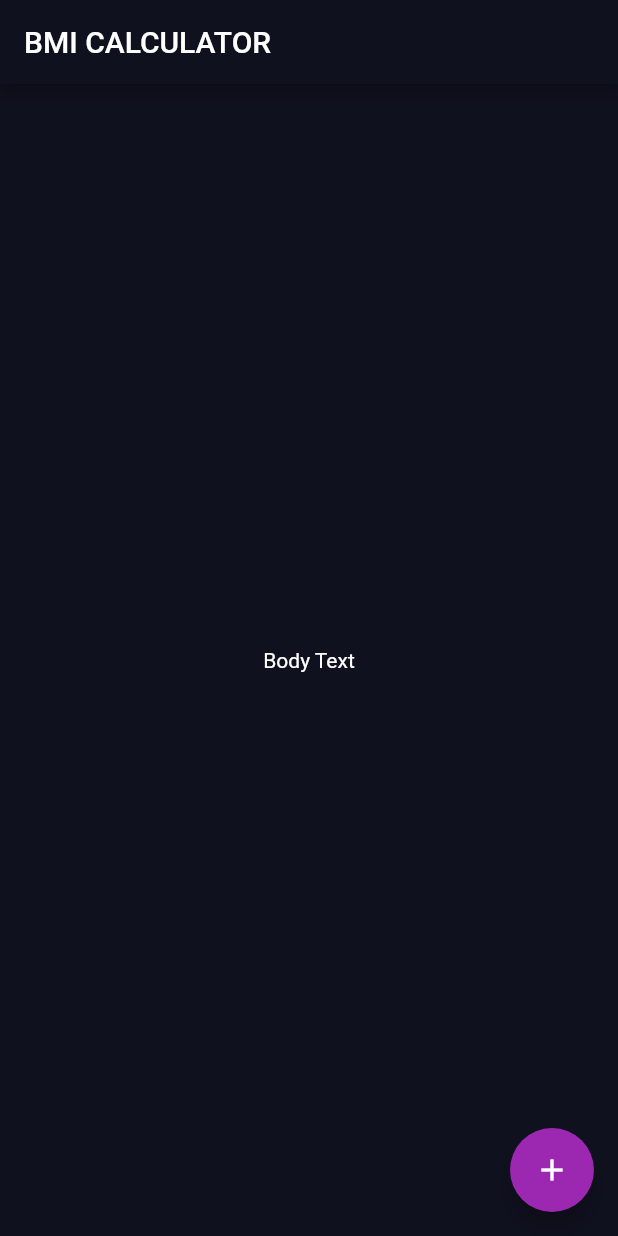
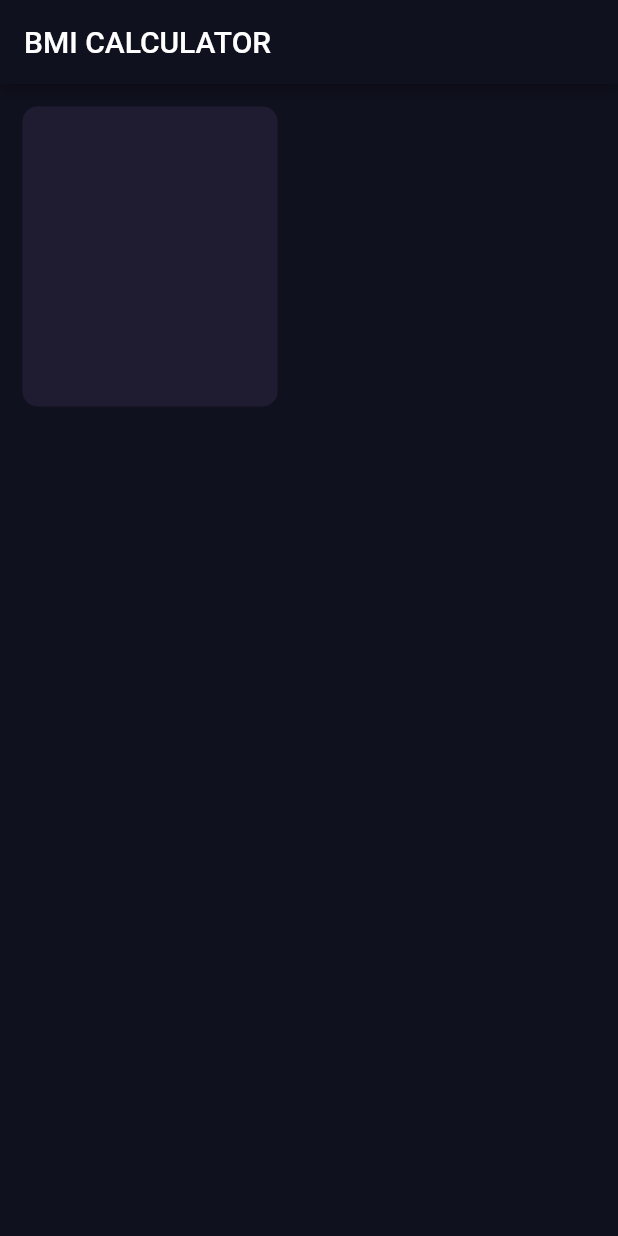
Before and after one commit to mimimimaimai55/bmi_calculator, a Flutter app: the screen it shows after launch, on a phone screen of 412 x 824 dp. Run offline on Flutter 3.47's test engine with Material 2 defaults, Android fonts, the phone set to English and light mode, and no system bars.

Commit message:
左上のボックスを作成して、色と角丸を整えた

```diff
--- /dev/null
+++ b/lib/input_page.dart
@@ -0,0 +1,27 @@
+import 'package:flutter/material.dart';
+
+class InputPage extends StatefulWidget {
+
+  @override
+  _InputPageState createState() => _InputPageState();
+}
+
+class _InputPageState extends State<InputPage> {
+  @override
+  Widget build(BuildContext context){
+    return Scaffold(
+      appBar: AppBar(
+        title: Text('BMI CALCULATOR'),
+      ),
+      body: Container(
+        margin: EdgeInsets.all(15.0),
+        decoration: BoxDecoration(
+          color: Color(0xff1F1B30),
+          borderRadius: BorderRadius.circular(10.0),
+        ),
+        height: 200.0,
+        width: 170.0,
+      ),
+    );
+  }
+}
--- a/lib/main.dart
+++ b/lib/main.dart
@@ -1,4 +1,5 @@
 import 'package:flutter/material.dart';
+import 'input_page.dart';
 
 void main() => runApp(BMICalculator());
 
@@ -14,30 +15,3 @@ class BMICalculator extends StatelessWidget {
     );
   }
 }
-
-class InputPage extends StatefulWidget {
-
-  @override
-  _InputPageState createState() => _InputPageState();
-}
-
-class _InputPageState extends State<InputPage> {
-  @override
-  Widget build(BuildContext context){
-  return Scaffold(
-      appBar: AppBar(
-      title: Text('BMI CALCULATOR'),
-      ),
-  body:Center(
-      child: Text('Body Text'),
-      ),
-floatingActionButton: Theme(
-  data:ThemeData(accentColor: Colors.purple),
-  child:   FloatingActionButton(
-    onPressed: (){},
-        child: Icon(Icons.add),
-        ),
-),
-      );
-}
-}
```
